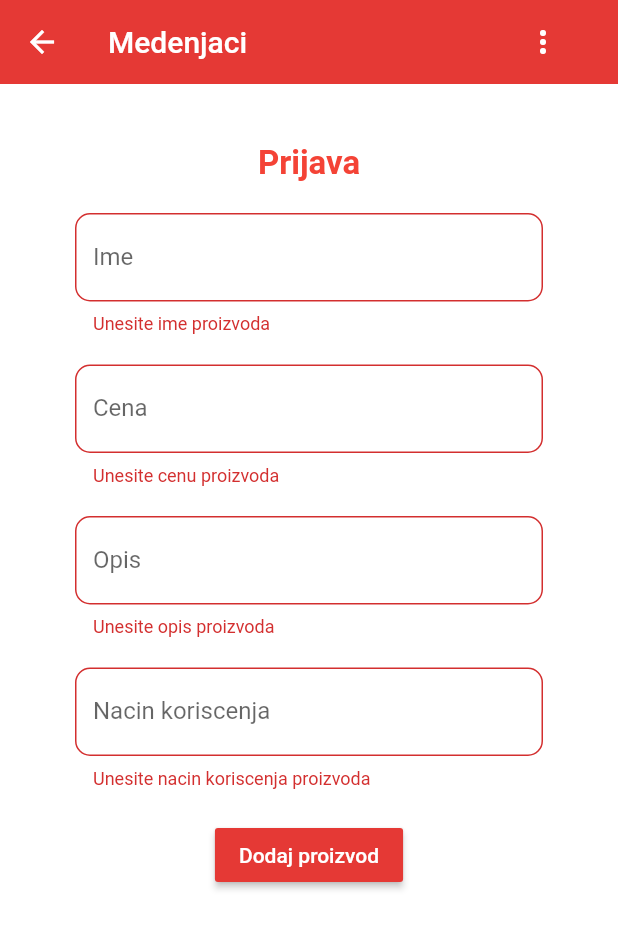
After one commit to programmer-mk/flutter-app, a Flutter app: the AddProduct screen opened directly, after a tap on "Dodaj proizvod", on a phone screen of 412 x 824 dp. The commit adds this screen. Shown: the top 929 px of the screen. Run offline on Flutter 3.47's test engine with Material 2 defaults, Android fonts, the phone set to English and light mode, and no system bars; our stand-ins replace cloud_firestore, firebase_auth, flutter_spinkit; accounts and stored records are empty.

Commit message:
add initial add_product screen

```diff
--- /dev/null
+++ b/lib/screens/home/add_product.dart
@@ -0,0 +1,163 @@
+import 'package:flutter_app/services/auth.dart';
+import 'package:flutter_app/shared/loading.dart';
+import 'package:flutter/material.dart';
+import 'package:flutter_app/shared/popup.dart';
+
+class AddProduct extends StatefulWidget {
+  @override
+  _AddProductState createState() => _AddProductState();
+}
+
+class _AddProductState extends State<AddProduct> {
+  final AuthService _auth = AuthService();
+  final _formKey = GlobalKey<FormState>();
+  String error = '';
+  bool loading = false;
+
+  // text field state
+  String email = '';
+  String password = '';
+
+  @override
+  Widget build(BuildContext context) {
+    return loading
+        ? Loading()
+        : Scaffold(
+            backgroundColor: Colors.white,
+            appBar: AppBar(
+              backgroundColor: Colors.red[600],
+              elevation: 0.0,
+              title: Text('Medenjaci'),
+              actions: <Widget>[
+                FlatButton.icon(
+                  icon: Icon(
+                    Icons.more_vert,
+                    color: Colors.white,
+                  ),
+                  label: Text(''),
+                  onPressed: () {
+                    showDialog(
+                      context: context,
+                      builder: (BuildContext context) =>
+                          PopUpMenu.buildPopupDialog(context),
+                    );
+                  },
+                ),
+              ],
+            ),
+            body: SingleChildScrollView(
+                child: Column(children: <Widget>[
+              Container(
+                padding: EdgeInsets.symmetric(vertical: 20.0, horizontal: 50.0),
+                child: Form(
+                  key: _formKey,
+                  child: Column(
+                    children: <Widget>[
+                      SizedBox(height: 20.0),
+                      Container(
+                          child: Text('Prijava',
+                              style: TextStyle(
+                                fontWeight: FontWeight.bold,
+                                fontSize: 22.0,
+                                color: Colors.red,
+                              ))),
+                      SizedBox(height: 20.0),
+                      TextFormField(
+                        decoration: new InputDecoration(
+                          labelText: "Ime",
+                          fillColor: Colors.white,
+                          border: OutlineInputBorder(
+                            borderRadius: new BorderRadius.circular(10.0),
+                            borderSide: new BorderSide(),
+                          ),
+                        ),
+                        validator: (val) =>
+                            val.isEmpty ? 'Unesite ime proizvoda' : null,
+                        onChanged: (val) {
+                          setState(() => email = val);
+                        },
+                      ),
+                      SizedBox(height: 20.0),
+                      TextFormField(
+                        decoration: new InputDecoration(
+                          labelText: "Cena",
+                          fillColor: Colors.white,
+                          border: new OutlineInputBorder(
+                            borderRadius: new BorderRadius.circular(10.0),
+                            borderSide: new BorderSide(),
+                          ),
+                        ),
+                        obscureText: false,
+                        validator: (val) =>
+                            val.isEmpty ? 'Unesite cenu proizvoda' : null,
+                        onChanged: (val) {
+                          setState(() => password = val);
+                        },
+                      ),
+                      SizedBox(height: 20.0),
+                      TextFormField(
+                        decoration: new InputDecoration(
+                          labelText: "Opis",
+                          fillColor: Colors.white,
+                          border: OutlineInputBorder(
+                            borderRadius: new BorderRadius.circular(10.0),
+                            borderSide: new BorderSide(),
+                          ),
+                        ),
+                        validator: (val) =>
+                            val.isEmpty ? 'Unesite opis proizvoda' : null,
+                        onChanged: (val) {
+                          setState(() => email = val);
+                        },
+                      ),
+                      SizedBox(height: 20.0),
+                      TextFormField(
+                        decoration: new InputDecoration(
+                          labelText: "Nacin koriscenja",
+                          fillColor: Colors.white,
+                          border: new OutlineInputBorder(
+                            borderRadius: new BorderRadius.circular(10.0),
+                            borderSide: new BorderSide(),
+                          ),
+                        ),
+                        obscureText: false,
+                        validator: (val) => val.isEmpty
+                            ? 'Unesite nacin koriscenja proizvoda'
+                            : null,
+                        onChanged: (val) {
+                          setState(() => password = val);
+                        },
+                      ),
+                      SizedBox(height: 20.0),
+                      RaisedButton(
+                          color: Colors.red[600],
+                          child: Text(
+                            'Dodaj proizvod',
+                            style: TextStyle(color: Colors.white),
+                          ),
+                          onPressed: () async {
+                            if (_formKey.currentState.validate()) {
+                              setState(() => loading = true);
+                              dynamic result = await _auth
+                                  .signInWithEmailAndPassword(email, password);
+                              if (result == null) {
+                                setState(() {
+                                  loading = false;
+                                  error =
+                                      'Ne mozete da se prijavite sa tim kredencijalima';
+                                });
+                              }
+                            }
+                          }),
+                      SizedBox(height: 12.0),
+                      Text(
+                        error,
+                        style: TextStyle(color: Colors.red, fontSize: 14.0),
+                      ),
+                    ],
+                  ),
+                ),
+              ),
+            ])));
+  }
+}
--- a/lib/screens/home/brew_list.dart
+++ b/lib/screens/home/brew_list.dart
@@ -1,5 +1,6 @@
 import 'package:flutter/material.dart';
 import 'package:flutter_app/models/product.dart';
+import 'package:flutter_app/screens/home/add_product.dart';
 import 'package:flutter_app/screens/home/brew_tile.dart';
 import 'package:provider/provider.dart';
 
@@ -50,7 +51,12 @@ class _BrewListState extends State<BrewList> {
                     child: ButtonTheme(
                         buttonColor: Colors.red,
                         child: RaisedButton(
-                            onPressed: () {},
+                            onPressed: () {
+                              Navigator.push(
+                                  context,
+                                  MaterialPageRoute(
+                                      builder: (context) => AddProduct()));
+                            },
                             child: Text('Dodaj proizvod',
                                 style: TextStyle(color: Colors.white)))))
                 : SizedBox(),
--- a/pubspec.yaml
+++ b/pubspec.yaml
@@ -32,6 +32,7 @@ dependencies:
   cloud_firestore: ^0.12.9+4
   provider: ^3.1.0
   flutter_spinkit: ^4.0.0
+  image_picker: ^0.6.7+17
 
 dev_dependencies:
   flutter_test:
```
Also changed, not shown: pubspec.lock.
